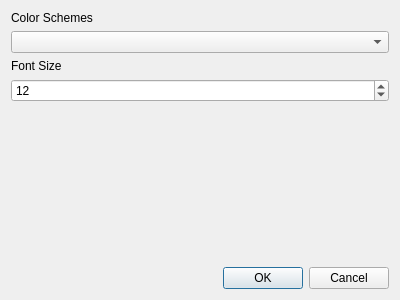
Above: src/globaloptions.ui from QQxiaoming/quardCRT before the change. Below: the same form after it.
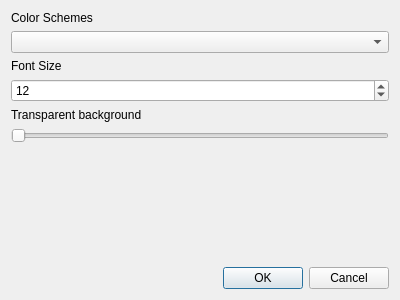
That is the form after the change.

```diff
--- a/src/globaloptions.ui
+++ b/src/globaloptions.ui
@@ -44,6 +44,23 @@
      </property>
     </widget>
    </item>
+   <item>
+    <widget class="QLabel" name="label_3">
+     <property name="text">
+      <string>Transparent background</string>
+     </property>
+    </widget>
+   </item>
+   <item>
+    <widget class="QSlider" name="horizontalSliderTransparent">
+     <property name="maximum">
+      <number>100</number>
+     </property>
+     <property name="orientation">
+      <enum>Qt::Horizontal</enum>
+     </property>
+    </widget>
+   </item>
    <item>
     <spacer name="verticalSpacer">
      <property name="orientation">
```
